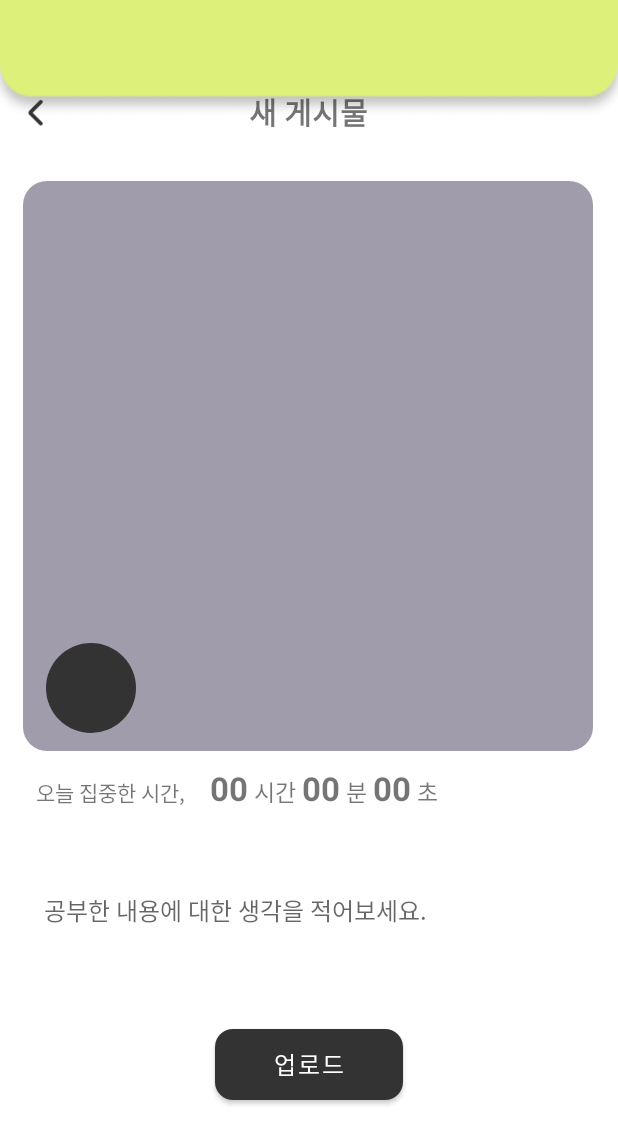
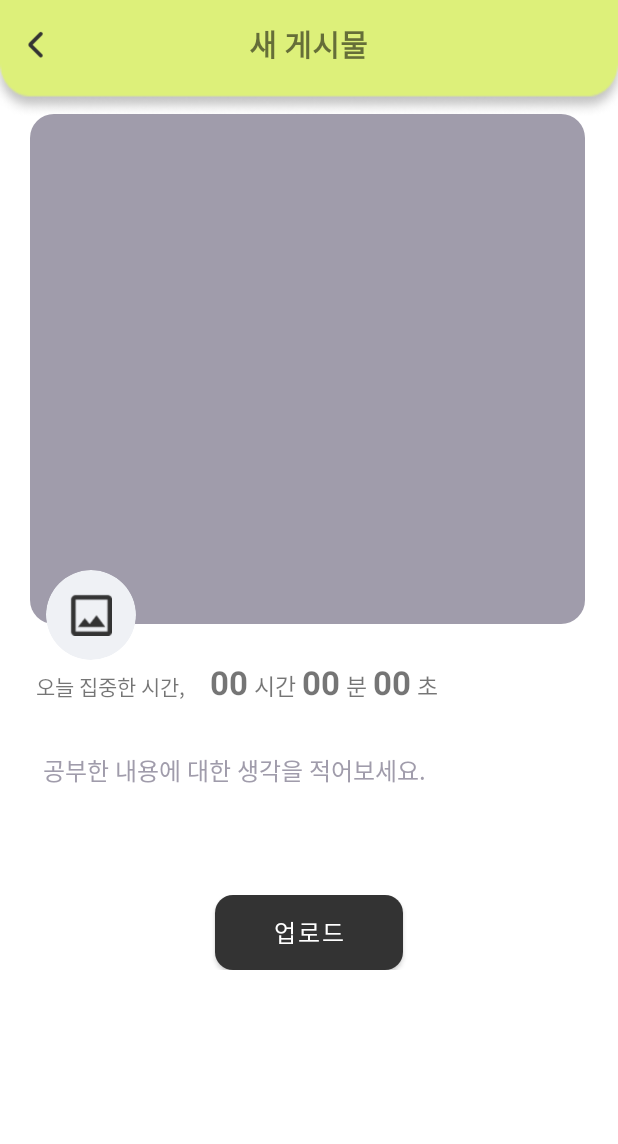
Before and after one commit to yunakim17/Team24App, an Android app: the UploadPost screen opened directly, with no data from a screen before it, on a phone screen of 412 x 824 dp. Shown: the top 1144 px of the screen. Run offline under Robolectric (Android 15) with nearby library versions, the phone set to English and light mode, and no system bars.

Commit message:
전체적인 레이아웃 수정 후 스크롤뷰 추가

```diff
--- a/app/src/main/AndroidManifest.xml
+++ b/app/src/main/AndroidManifest.xml
@@ -40,22 +40,18 @@
         <activity
             android:name=".Signup"
             android:exported="false" />
-
         <activity
             android:name=".Login"
             android:exported="false" />
-
         <activity
             android:name=".MainActivity"
             android:exported="true">
-
             <intent-filter>
                 <action android:name="android.intent.action.MAIN" />
 
                 <category android:name="android.intent.category.LAUNCHER" />
             </intent-filter>
         </activity>
-
     </application>
 
 </manifest>
--- /dev/null
+++ b/app/src/main/res/drawable/custom_image_btn_pic.xml
@@ -0,0 +1,8 @@
+<?xml version="1.0" encoding="utf-8"?>
+<shape xmlns:android="http://schemas.android.com/apk/res/android">
+
+    <solid android:color="@color/view_holder_color"/>
+
+    <corners android:radius="1000dp"/>
+
+</shape>
--- a/app/src/main/res/layout/activity_upload_post.xml
+++ b/app/src/main/res/layout/activity_upload_post.xml
@@ -6,12 +6,13 @@
     android:layout_width="match_parent"
     android:layout_height="match_parent"
     android:background="@drawable/post_upload_bg"
+    android:fitsSystemWindows="true"
     android:padding="0dp"
     tools:context=".UploadPost">
 
     <LinearLayout
         android:layout_width="match_parent"
-        android:layout_height="wrap_content"
+        android:layout_height="match_parent"
         android:orientation="vertical"
         app:layout_constraintBottom_toBottomOf="parent"
         app:layout_constraintEnd_toEndOf="parent"
@@ -44,10 +45,9 @@
                     android:layout_width="48dp"
                     android:layout_height="48dp"
                     android:background="@null"
+                    android:contentDescription="뒤로가기 버튼"
                     android:scaleType="centerInside"
-                    android:src="@drawable/arrow_back"
-                    android:contentDescription="뒤로가기 버튼"
-                    />
+                    android:src="@drawable/arrow_back" />
 
                 <!-- 상대 아이디 -->
                 <TextView
@@ -65,16 +65,17 @@
 
         <androidx.constraintlayout.widget.ConstraintLayout
             android:layout_width="match_parent"
-            android:layout_height="405dp">
+            android:layout_height="wrap_content">
 
 
             <!-- 선택한 사진 영역 -->
+
             <ImageView
                 android:id="@+id/SelectedPhoto"
-                android:layout_width="380dp"
-                android:layout_height="380dp"
+                android:layout_width="370dp"
+                android:layout_height="340dp"
                 android:layout_gravity="center"
-                android:layout_marginTop="15dp"
+                android:layout_marginTop="16dp"
                 android:background="@drawable/custom_feed_pic"
                 app:layout_constraintDimensionRatio="16:9"
                 app:layout_constraintEnd_toEndOf="parent"
@@ -87,10 +88,12 @@
                 android:layout_width="60dp"
                 android:layout_height="60dp"
                 android:layout_marginStart="10dp"
-                android:layout_marginTop="308dp"
+                android:layout_marginTop="304dp"
                 android:layout_marginEnd="30dp"
-                android:background="@drawable/custom_image_btn"
-                android:padding="12dp"
+                android:background="@drawable/custom_image_btn_pic"
+                android:clipToOutline="true"
+                android:contentDescription="사진 선택 버튼"
+                android:padding="16dp"
                 android:scaleType="centerInside"
                 android:src="@drawable/image"
                 app:layout_constraintEnd_toEndOf="parent"
@@ -101,8 +104,6 @@
         </androidx.constraintlayout.widget.ConstraintLayout>
 
         <!--공부한 시간 나타내는 텍스트뷰 -->
-
-        <!-- 게시물 코멘트 작성란 -->
         <LinearLayout
             android:id="@+id/linearLayout3"
             android:layout_width="match_parent"
@@ -175,45 +176,52 @@
 
         <LinearLayout
             android:layout_width="match_parent"
-            android:layout_height="223dp"
+            android:layout_height="243dp"
             android:layout_gravity="center"
             android:orientation="vertical">
 
-            <!--업로드 버튼-->
+            <!-- 게시물 코멘트 작성란 -->
+            <LinearLayout
+                android:layout_width="match_parent"
+                android:layout_height="111dp"
+                android:gravity="center"
+                android:orientation="horizontal">
 
                 <EditText
                     android:id="@+id/edtComment"
                     android:layout_width="371dp"
-                android:layout_height="102dp"
+                    android:layout_height="95dp"
                     android:layout_marginStart="21dp"
                     android:layout_marginEnd="21dp"
-                android:layout_marginBottom="28dp"
                     android:background="#FFFFFF"
+                    android:gravity="top"
                     android:hint="공부한 내용에 대한 생각을 적어보세요."
                     android:padding="8dp"
-                android:textColor="@color/gray_text_color"
-                android:textSize="16sp"
-                app:layout_constraintBottom_toTopOf="@+id/btnUpload"
-                app:layout_constraintEnd_toEndOf="parent"
-                app:layout_constraintStart_toStartOf="parent" />
+                    android:textColor="@color/black"
+                    android:textColorHint="@color/gray_text_color"
+                    android:textSize="16sp" />
+            </LinearLayout>
+
+            <!--업로드 버튼-->
+
+            <LinearLayout
+                android:layout_width="match_parent"
+                android:layout_height="wrap_content"
+                android:gravity="center"
+                android:orientation="horizontal">
 
                 <Button
                     android:id="@+id/btnUpload"
                     android:layout_width="125dp"
-                android:layout_height="47dp"
+                    android:layout_height="50dp"
                     android:layout_gravity="center"
-                android:layout_marginBottom="37dp"
                     android:background="@drawable/custom_button"
                     android:text="업로드"
                     android:textColor="@color/white"
-                android:textSize="16sp"
-                app:layout_constraintBottom_toBottomOf="parent"
-                app:layout_constraintEnd_toEndOf="parent"
-                app:layout_constraintStart_toStartOf="parent" />
+                    android:textSize="16sp" />
+            </LinearLayout>
 
         </LinearLayout>
-
-
     </LinearLayout>
 
 
--- a/app/src/main/res/values/colors.xml
+++ b/app/src/main/res/values/colors.xml
@@ -2,6 +2,7 @@
 <resources>
     <color name="black">#333333</color>
     <color name="white">#FFFFFFFF</color>
+    <color name="gray">#C3C3C3FF</color>
 
     <color name="main_color">#DDF07A</color>
     <color name="view_holder_color">#EFF1F5</color>
```
Also changed, not shown: app/src/main/res/layout/activity_another_profile.xml (+12 -4 lines), app/src/main/res/layout/activity_login.xml (+8 -8 lines), app/src/main/res/layout/activity_profile.xml (+19 -15 lines), app/src/main/res/layout/activity_timer.xml (+17 -16 lines). Lines whose indentation alone changed are shown as unchanged.
